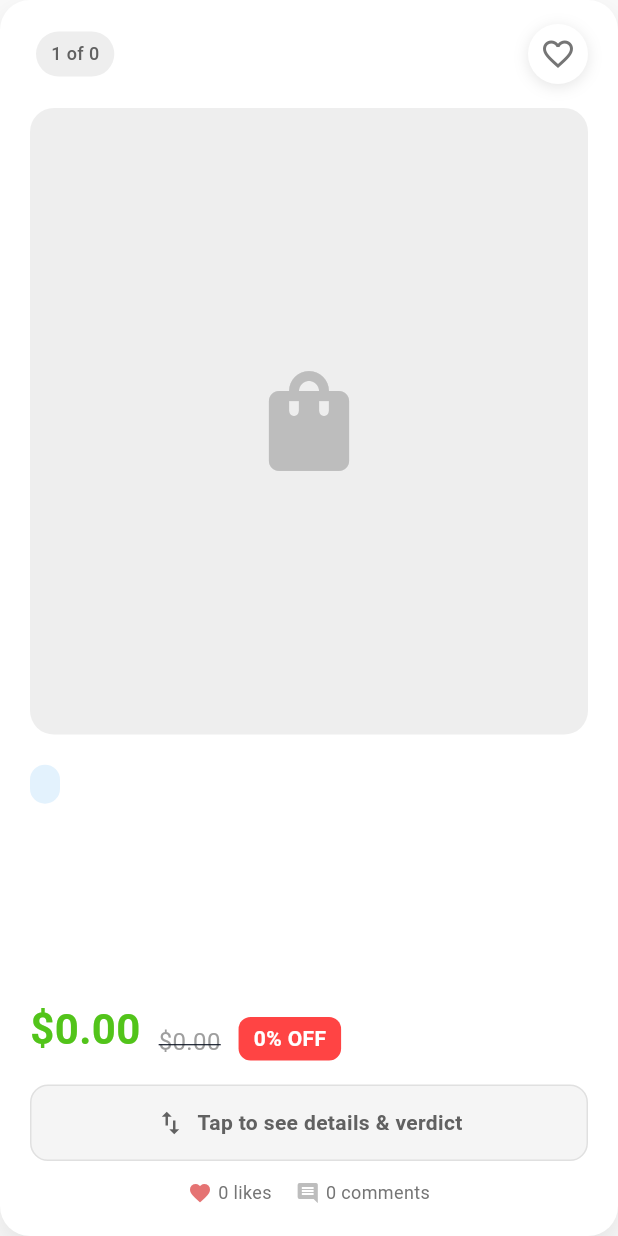
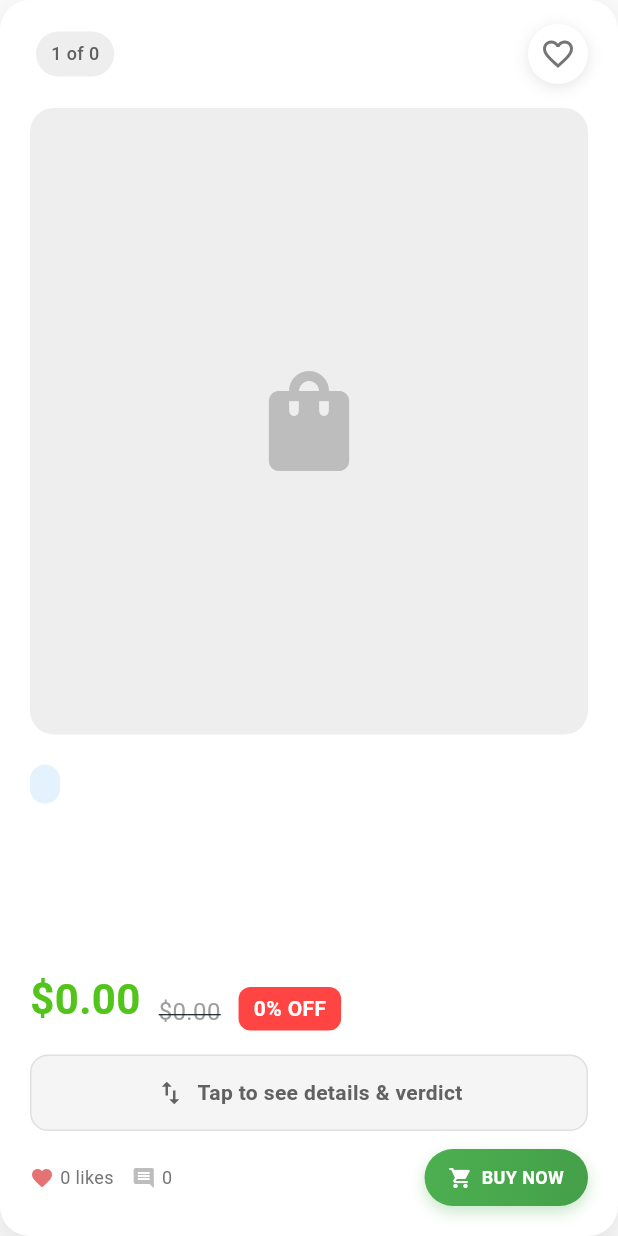
Before and after one commit to baytechie/deal-hunter-repo2, a Flutter app: the DealCardFront widget shown alone on an empty page, opened directly with empty values, on a phone screen of 412 x 824 dp. Run offline on Flutter 3.47's test engine with Material 3 defaults, Android fonts, the phone set to English and light mode, and no system bars; our stand-ins replace dio, flutter_riverpod; network calls fail.

Commit message:
Add Buy Now button to Flip card front page
- Added Buy Now button at bottom right of flip card front
- Green gradient button with shopping cart icon
- Positioned next to likes counter for easy access

Co-Authored-By: Claude Opus 4.5 <noreply@anthropic.com>

```diff
--- a/flutter_app/lib/features/flip/presentation/widgets/deal_card_front.dart
+++ b/flutter_app/lib/features/flip/presentation/widgets/deal_card_front.dart
@@ -9,6 +9,7 @@ class DealCardFront extends StatelessWidget {
   final bool isSaved;
   final VoidCallback onSaveToggle;
   final VoidCallback onFlipPressed;
+  final VoidCallback onBuyPressed;
   final int currentIndex;
   final int totalDeals;
 
@@ -18,6 +19,7 @@ class DealCardFront extends StatelessWidget {
     required this.isSaved,
     required this.onSaveToggle,
     required this.onFlipPressed,
+    required this.onBuyPressed,
     required this.currentIndex,
     required this.totalDeals,
   });
@@ -324,9 +326,13 @@ class DealCardFront extends StatelessWidget {
 
           const SizedBox(height: 12),
 
+          // Bottom row: Likes counter on left, Buy Now button on right
+          Row(
+            mainAxisAlignment: MainAxisAlignment.spaceBetween,
+            children: [
               // Likes counter
               Row(
-            mainAxisAlignment: MainAxisAlignment.center,
+                mainAxisSize: MainAxisSize.min,
                 children: [
                   Icon(Icons.favorite, color: Colors.red[300], size: 16),
                   const SizedBox(width: 4),
@@ -337,14 +343,56 @@ class DealCardFront extends StatelessWidget {
                       fontSize: 12,
                     ),
                   ),
-              const SizedBox(width: 16),
+                  const SizedBox(width: 12),
                   Icon(Icons.comment, color: Colors.grey[400], size: 16),
                   const SizedBox(width: 4),
                   Text(
-                '${deal.comments} comments',
+                    '${deal.comments}',
                     style: TextStyle(
                       color: Colors.grey[600],
                       fontSize: 12,
+                    ),
+                  ),
+                ],
+              ),
+
+              // Buy Now button
+              GestureDetector(
+                onTap: onBuyPressed,
+                child: Container(
+                  padding: const EdgeInsets.symmetric(horizontal: 16, vertical: 10),
+                  decoration: BoxDecoration(
+                    gradient: const LinearGradient(
+                      colors: [Color(0xFF4CAF50), Color(0xFF45A049)],
+                    ),
+                    borderRadius: BorderRadius.circular(20),
+                    boxShadow: [
+                      BoxShadow(
+                        color: const Color(0xFF4CAF50).withOpacity(0.3),
+                        blurRadius: 8,
+                        offset: const Offset(0, 4),
+                      ),
+                    ],
+                  ),
+                  child: Row(
+                    mainAxisSize: MainAxisSize.min,
+                    children: [
+                      const Icon(
+                        Icons.shopping_cart,
+                        color: Colors.white,
+                        size: 16,
+                      ),
+                      const SizedBox(width: 6),
+                      const Text(
+                        'BUY NOW',
+                        style: TextStyle(
+                          color: Colors.white,
+                          fontWeight: FontWeight.bold,
+                          fontSize: 12,
+                        ),
+                      ),
+                    ],
+                  ),
                 ),
               ),
             ],
--- a/flutter_app/lib/features/flip/presentation/widgets/flip_card_widget.dart
+++ b/flutter_app/lib/features/flip/presentation/widgets/flip_card_widget.dart
@@ -88,6 +88,7 @@ class _FlipCardWidgetState extends State<FlipCardWidget>
                     isSaved: widget.isSaved,
                     onSaveToggle: widget.onSaveToggle,
                     onFlipPressed: _toggleCard,
+                    onBuyPressed: widget.onBuyPressed,
                     currentIndex: widget.currentIndex,
                     totalDeals: widget.totalDeals,
                   )
```
Also changed, not shown: 3 other files. Lines whose indentation alone changed are shown as unchanged.
